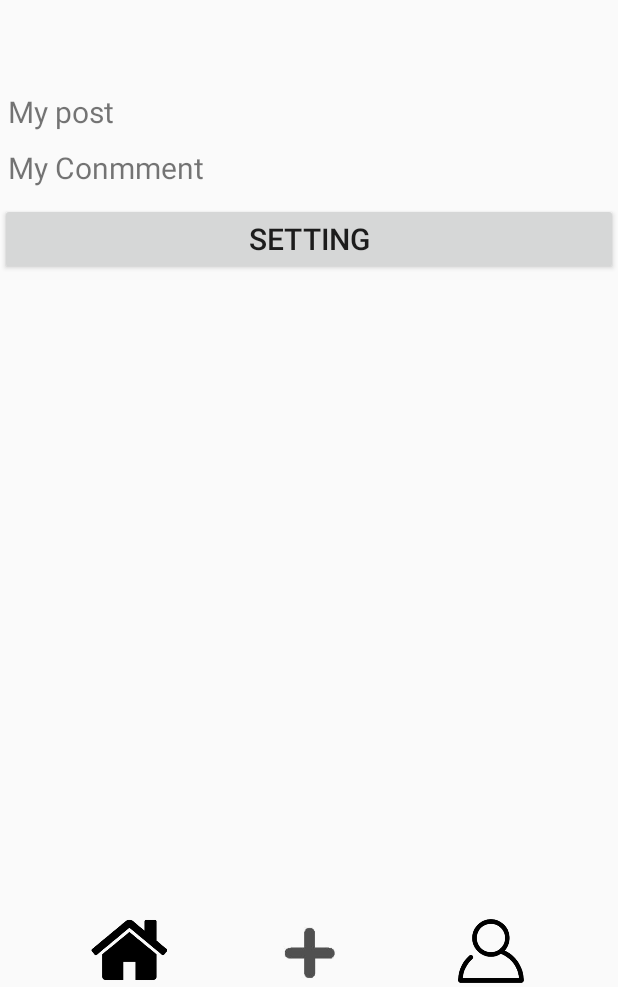
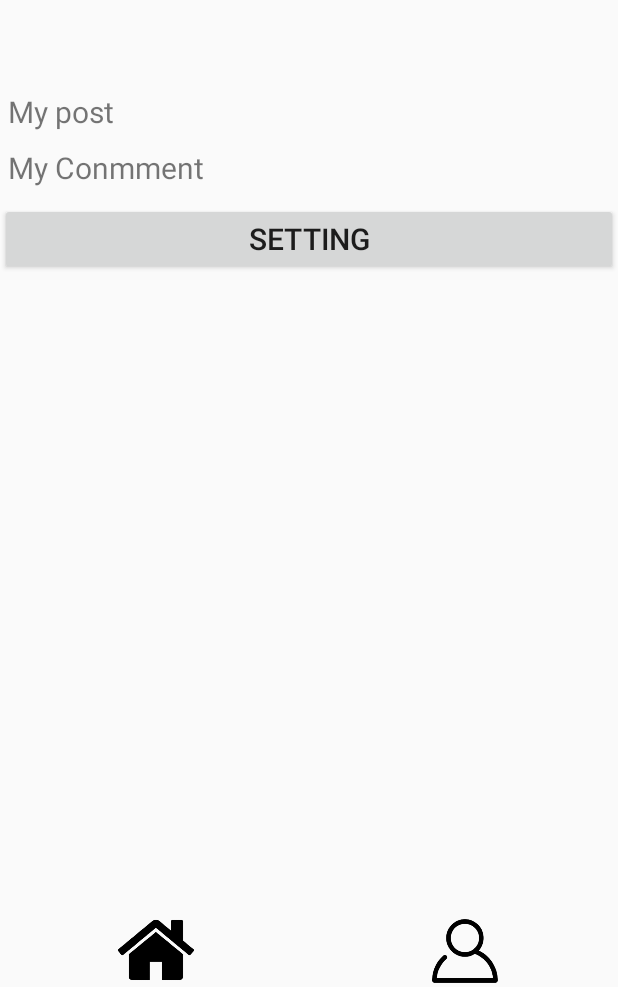
Before and after one commit to ChristK/Project, an Android app: the MainActivity screen opened directly, with no data from a screen before it, after a tap on an icon or button, on a phone screen of 412 x 824 dp, the part 249-1236 px from its top. Run offline under Robolectric (Android 15) with nearby library versions, the phone set to English and light mode, and no system bars; 1 statement that could not run was skipped.

Commit message:
添加了Menu

```diff
--- a/project/src/main/java/com/example/project/Activity/MainActivity.java
+++ b/project/src/main/java/com/example/project/Activity/MainActivity.java
@@ -6,9 +6,19 @@ import android.app.FragmentTransaction;
 import android.content.Intent;
 import android.support.v7.app.AppCompatActivity;
 import android.os.Bundle;
+import android.text.Layout;
+import android.util.DisplayMetrics;
+import android.view.LayoutInflater;
+import android.view.Menu;
+import android.view.MenuItem;
+import android.view.MotionEvent;
 import android.view.View;
+import android.view.ViewGroup;
 import android.widget.Button;
 import android.widget.ImageView;
+import android.widget.PopupWindow;
+import android.widget.TextView;
+import android.widget.Toast;
 
 import com.example.project.Fragment.MainFragment;
 import com.example.project.Fragment.UserFragment;
@@ -32,6 +42,8 @@ public class MainActivity extends AppCompatActivity {
 
     /** Set the default fragment */
     private int currentTab;
+
+    private UserFragment userFragment;
 
 
     private ImageView home;
@@ -57,13 +69,12 @@ public class MainActivity extends AppCompatActivity {
         //default Fragment
         defaultFragment();
 
+
         home.setOnClickListener(onClickListener);
         user.setOnClickListener(onClickListener);
 
     }
-    public void logout(){
-        sp.setLogin(false);
-    }
+
 
     private void initFragment() {
         fragments.put(PAGE_HOME, new MainFragment());
@@ -76,16 +87,6 @@ public class MainActivity extends AppCompatActivity {
         currentTab = PAGE_HOME;
         ft.commit();
     }
-
-
-
-    //init control method
-    private void init() {
-        home=(ImageView)findViewById(R.id.homepage);
-        user=(ImageView)findViewById(R.id.userpage);
-
-    }
-
 
     private void changeTab(int page) {
         if (currentTab == page) {
@@ -115,6 +116,36 @@ public class MainActivity extends AppCompatActivity {
         }
     }
 
+    //Menu 菜单
+    @Override
+    public boolean onCreateOptionsMenu(Menu menu) {
+        getMenuInflater().inflate(R.menu.menu,menu);
+        return true;
+    }
+
+    @Override
+    public boolean onOptionsItemSelected(MenuItem item) {
+        switch (item.getItemId()){
+            case R.id.take:
+                break;
+
+            case R.id.chosse:
+                break;
+
+            default:
+                break;
+        }
+        return true;
+    }
+
+    //init control method
+    private void init() {
+        home=(ImageView)findViewById(R.id.homepage);
+        user=(ImageView)findViewById(R.id.userpage);
+
+    }
+
+
     View.OnClickListener onClickListener=new View.OnClickListener() {
         @Override
         public void onClick(View v) {
--- a/project/src/main/java/com/example/project/Activity/PostActivity.java
+++ b/project/src/main/java/com/example/project/Activity/PostActivity.java
@@ -10,6 +10,6 @@ public class PostActivity extends AppCompatActivity {
     @Override
     protected void onCreate(Bundle savedInstanceState) {
         super.onCreate(savedInstanceState);
-        setContentView(R.layout.activity_user_details);
+        setContentView(R.layout.activity_post);
     }
 }
--- a/project/src/main/java/com/example/project/Fragment/UserFragment.java
+++ b/project/src/main/java/com/example/project/Fragment/UserFragment.java
@@ -12,6 +12,7 @@ import android.widget.Button;
 import android.widget.TextView;
 
 import com.example.project.Activity.CommentActivity;
+import com.example.project.Activity.MainActivity;
 import com.example.project.Activity.PostActivity;
 import com.example.project.Activity.SetActivity;
 import com.example.project.R;
@@ -22,12 +23,13 @@ import com.example.project.Util.SharedPerencesUtil;
  */
 public class UserFragment extends Fragment {
 
+    private TextView username;
     private Button set;
     private TextView post;
     private TextView comment;
     private SharedPerencesUtil sp;
 
-
+    public static final String KEY="Username";
 
     @Override
     public View onCreateView(LayoutInflater inflater, ViewGroup container,
@@ -36,7 +38,6 @@ public class UserFragment extends Fragment {
         // Inflate the layout for this fragment
         View view=inflater.inflate(R.layout.fragment_user, null);
         return view;
-
     }
 
     @Override
@@ -44,6 +45,11 @@ public class UserFragment extends Fragment {
         super.onActivityCreated(savedInstanceState);
         //init control
         initControl();
+
+
+        Intent intent=getActivity().getIntent();
+        String Username_get=intent.getStringExtra(KEY);
+        username.setText(Username_get);
 
 
         post.setOnClickListener(new View.OnClickListener() {
@@ -64,18 +70,14 @@ public class UserFragment extends Fragment {
             @Override
             public void onClick(View v) {
                 startActivity(new Intent(getActivity(),SetActivity.class));
-
             }
         });
     }
 
     private void initControl() {
+        username=(TextView)getActivity().findViewById(R.id.username);
         set=(Button)getActivity().findViewById(R.id.set);
         post=(TextView) getActivity().findViewById(R.id.post);
         comment=(TextView)getActivity().findViewById(R.id.comment);
     }
-
-
-
-
 }
--- a/project/src/main/res/layout/activity_forget.xml
+++ b/project/src/main/res/layout/activity_forget.xml
@@ -25,6 +25,8 @@
             android:layout_height="wrap_content"
             android:layout_toRightOf="@+id/username"
             android:layout_marginTop="20dp"
+            android:lines="1"
+            android:inputType="text"
             android:layout_alignLeft="@+id/renew_pass"
             android:hint="Username"/>
 
@@ -37,6 +39,8 @@
             android:layout_below="@+id/user"
             android:layout_marginTop="20dp"
             android:layout_alignLeft="@+id/renew_pass"
+            android:lines="1"
+            android:inputType="textPassword"
             android:hint="Password"/>
 
         <EditText
@@ -45,6 +49,8 @@
             android:layout_height="wrap_content"
             android:layout_marginTop="20dp"
             android:layout_below="@+id/new_pass"
+            android:lines="1"
+            android:inputType="textPassword"
             android:hint="Comfirm Password "/>
     </RelativeLayout>
 
--- a/project/src/main/res/layout/activity_login.xml
+++ b/project/src/main/res/layout/activity_login.xml
@@ -27,19 +27,19 @@
             android:id="@+id/username"
             android:layout_width="match_parent"
             android:layout_height="wrap_content"
-            android:layout_toRightOf="@+id/user"
+            android:lines="1"
+            android:inputType="text"
             android:hint="Username" />
 
 
         <EditText
             android:id="@+id/password"
-            android:layout_toRightOf="@+id/pass"
             android:layout_width="match_parent"
             android:inputType="textPassword"
-            android:layout_alignLeft="@+id/username"
             android:layout_marginTop="20dp"
             android:layout_height="wrap_content"
             android:layout_below="@+id/username"
+            android:lines="1"
             android:hint="Enter your Password"/>
     </RelativeLayout>
 
--- a/project/src/main/res/layout/activity_main.xml
+++ b/project/src/main/res/layout/activity_main.xml
@@ -16,8 +16,6 @@
         android:layout_alignParentStart="true">
     </FrameLayout>
 
-
-
     <LinearLayout
         android:id="@+id/tag"
         android:layout_alignParentBottom="true"
@@ -32,12 +30,6 @@
             android:layout_weight="1"
             android:src="@drawable/home" />
         <ImageView
-            android:id="@+id/plus"
-            android:layout_width="wrap_content"
-            android:layout_height="wrap_content"
-            android:layout_weight="1"
-            android:src="@drawable/plus" />
-        <ImageView
             android:id="@+id/userpage"
             android:layout_width="wrap_content"
             android:layout_height="wrap_content"
--- a/project/src/main/res/layout/activity_register.xml
+++ b/project/src/main/res/layout/activity_register.xml
@@ -25,8 +25,8 @@
             android:id="@+id/username"
             android:layout_width="match_parent"
             android:layout_height="wrap_content"
-            android:layout_toRightOf="@+id/user"
             android:inputType="text"
+            android:lines="1"
             android:hint="Username" />
 
 
@@ -36,10 +36,10 @@
             android:layout_width="match_parent"
             android:layout_height="wrap_content"
             android:layout_below="@+id/username"
-            android:layout_toRightOf="@+id/pass"
             android:layout_alignLeft="@+id/username"
             android:inputType="textPassword"
             android:layout_marginTop="20dp"
+            android:lines="1"
             android:hint="Password"/>
 
 
@@ -48,7 +48,7 @@
             android:layout_width="match_parent"
             android:layout_height="wrap_content"
             android:layout_below="@+id/password"
-            android:layout_toRightOf="@+id/email"
+            android:lines="1"
             android:layout_alignLeft="@+id/password"
             android:inputType="textEmailAddress"
             android:layout_marginTop="20dp"
--- a/project/src/main/res/layout/fragment_main.xml
+++ b/project/src/main/res/layout/fragment_main.xml
@@ -21,6 +21,8 @@ tools:context=".Fragment.MainFragment">
         android:id="@+id/search"
         android:layout_width="wrap_content"
         android:layout_height="wrap_content"
+        android:lines="1"
+        android:inputType="text"
         android:layout_weight="1"/>
 
     <Button
```
Also changed, not shown: project/src/main/AndroidManifest.xml (+10 -7 lines), project/src/main/java/com/example/project/Activity/LoginActivity.java (+4 -7 lines), project/src/main/java/com/example/project/Activity/RegisterActivity.java (+0 -8 lines), project/src/main/res/values/arrays.xml (+4 -5 lines).
